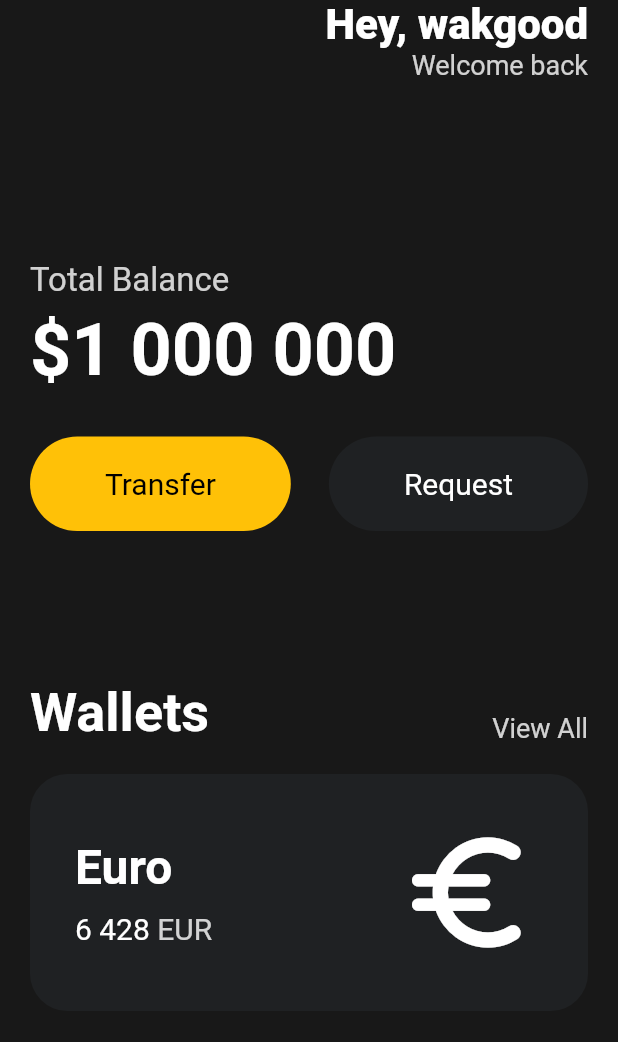
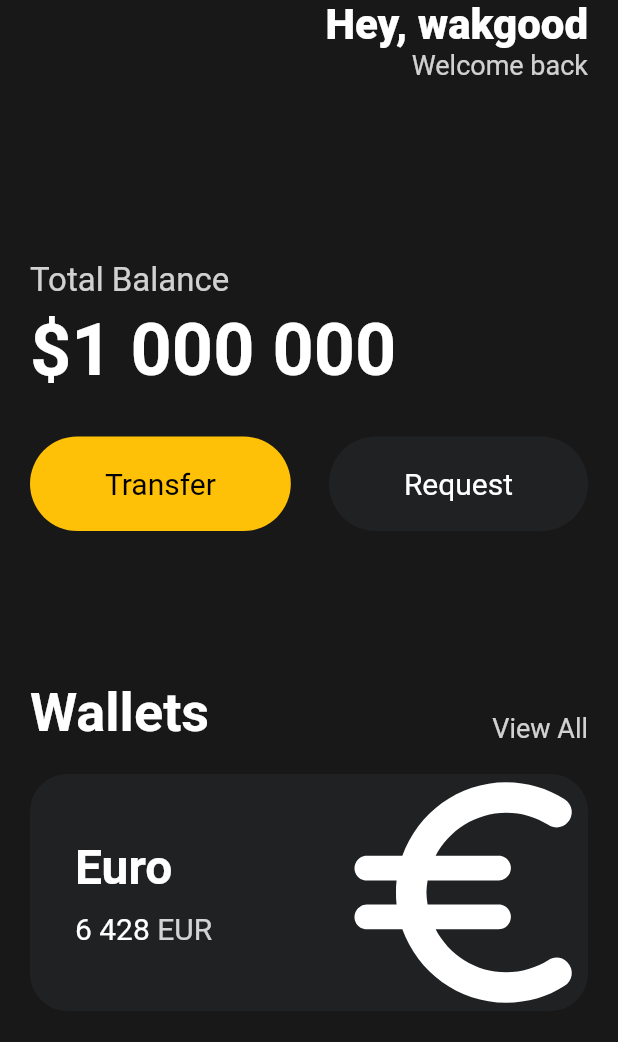
Before and after one commit to Myoungmin/toonflix, a Flutter app: the screen it shows after launch, on a phone screen of 412 x 824 dp. Shown: the top 1042 px of the screen. Run offline on Flutter 3.47's test engine with Material 2 defaults, Android fonts, the phone set to English and light mode, and no system bars.

Commit message:
TransformationWidget으로 아이콘이 카드를 overflow되도록 설정

```diff
--- a/lib/main.dart
+++ b/lib/main.dart
@@ -153,11 +153,14 @@ class App extends StatelessWidget {
                           )
                         ],
                       ),
-                      const Icon(
-                        Icons.euro_rounded,
-                        color: Colors.white,
-                        size: 98,
-                      ),
+                      Transform.scale(
+                        scale: 2,
+                        child: const Icon(
+                          Icons.euro_rounded,
+                          color: Colors.white,
+                          size: 98,
+                        ),
+                      )
                     ],
                   ),
                 ),
```
